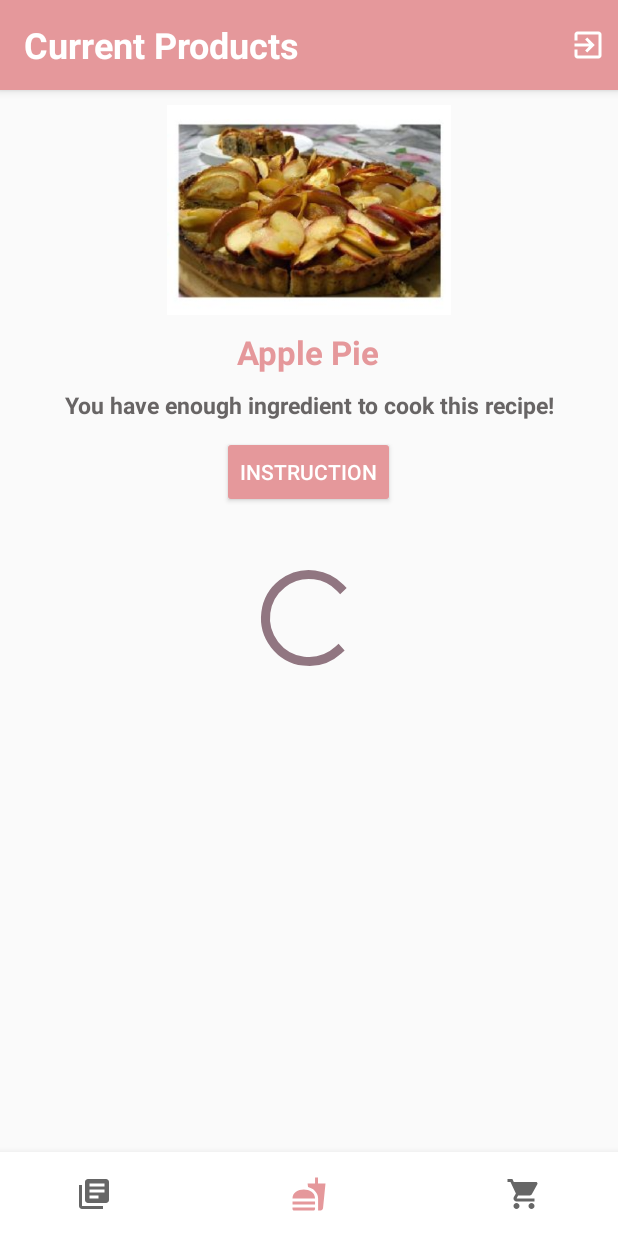
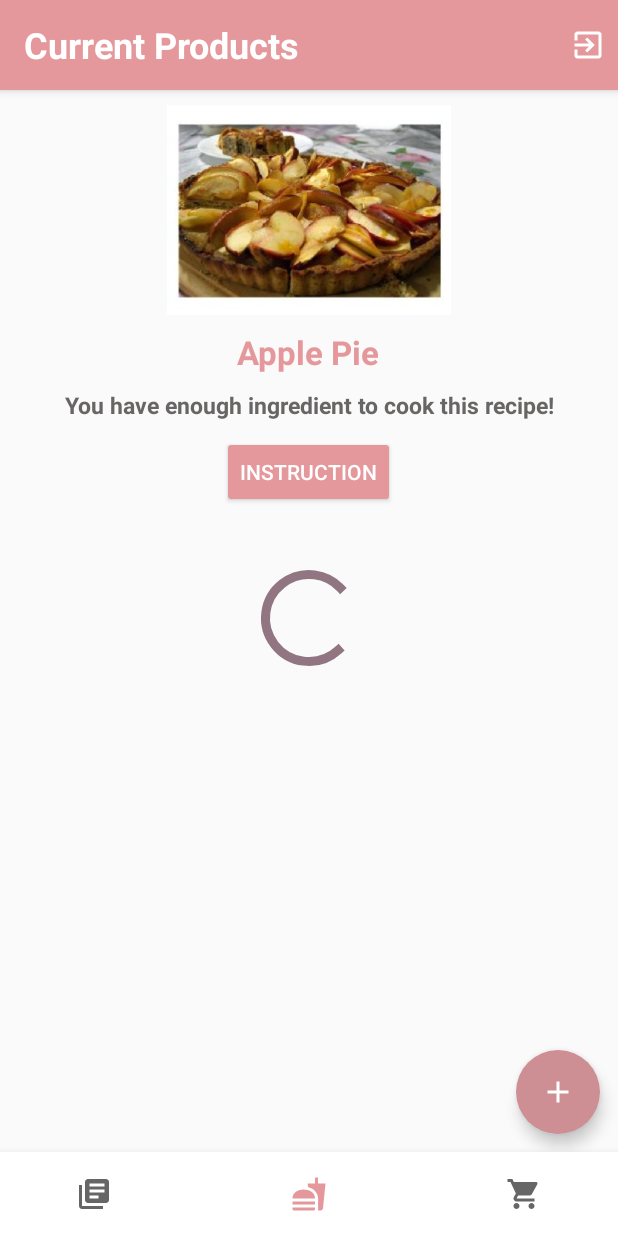
Before and after one commit to truonghh99/Kitchen-Assistant, an Android app: the fragment CurrentRecipeDetailFragment placed in its activity, on a phone screen of 412 x 824 dp. Run offline under Robolectric (Android 15) with nearby library versions, the phone set to English and light mode, and no system bars; libraries missing offline, so code that uses them is left out: com.parse, org.parceler; Roboto replaces fonts that are not available here; 14 statements that could not run were skipped.

Commit message:
Add floating menu for current recipe detail fragment

```diff
--- a/app/src/main/java/com/example/kitchen_assistant/fragments/CurrentRecipeDetailFragment.java
+++ b/app/src/main/java/com/example/kitchen_assistant/fragments/CurrentRecipeDetailFragment.java
@@ -25,6 +25,7 @@ import com.example.kitchen_assistant.helpers.GlideHelper;
 import com.example.kitchen_assistant.models.Ingredient;
 import com.example.kitchen_assistant.models.Recipe;
 import com.example.kitchen_assistant.storage.CurrentProducts;
+import com.google.android.material.floatingactionbutton.FloatingActionButton;
 
 import org.parceler.Parcels;
 
@@ -49,6 +50,10 @@ public class CurrentRecipeDetailFragment extends Fragment {
     private RecyclerView rvIngredients;
     private static IngredientAdapter adapter;
     private List<Ingredient> ingredients;
+    private FloatingActionButton btMenuOpen;
+    private FloatingActionButton btRemove;
+    private FloatingActionButton btCook;
+    private FloatingActionButton btShop;
 
     public CurrentRecipeDetailFragment() {
     }
@@ -78,6 +83,10 @@ public class CurrentRecipeDetailFragment extends Fragment {
         tvName = fragmentCurrentRecipeDetailBinding.tvName;
         btInstruction = fragmentCurrentRecipeDetailBinding.btInstruction;
         rvIngredients = fragmentCurrentRecipeDetailBinding.rvIngredients;
+        btMenuOpen = fragmentCurrentRecipeDetailBinding.btMenuOpen;
+        btCook = fragmentCurrentRecipeDetailBinding.btCook;
+        btRemove = fragmentCurrentRecipeDetailBinding.btRemove;
+        btShop = fragmentCurrentRecipeDetailBinding.btShop;
 
         ingredients = recipe.getIngredientList();
         adapter = new IngredientAdapter(getActivity(), ingredients);
@@ -95,8 +104,27 @@ public class CurrentRecipeDetailFragment extends Fragment {
             }
         });
 
+        btMenuOpen.setOnClickListener(new View.OnClickListener() {
+            @Override
+            public void onClick(View view) {
+                openOrCloseFabMenu();
+            }
+        });
         return fragmentCurrentRecipeDetailBinding.getRoot();
     }
+
+    private void openOrCloseFabMenu() {
+        if (btShop.getVisibility() == View.INVISIBLE) {
+            btCook.setVisibility(View.VISIBLE);
+            btRemove.setVisibility(View.VISIBLE);
+            btShop.setVisibility(View.VISIBLE);
+        } else {
+            btCook.setVisibility(View.INVISIBLE);
+            btRemove.setVisibility(View.INVISIBLE);
+            btShop.setVisibility(View.INVISIBLE);
+        }
+    }
+
 
     private void goToInstruction(String instruction) {
         DialogFragment dialogFragment = InstructionFragment.newInstance(instruction);
--- a/app/src/main/res/layout/fragment_current_recipe_detail.xml
+++ b/app/src/main/res/layout/fragment_current_recipe_detail.xml
@@ -1,6 +1,7 @@
 <?xml version="1.0" encoding="utf-8"?>
 <RelativeLayout xmlns:android="http://schemas.android.com/apk/res/android"
     xmlns:tools="http://schemas.android.com/tools"
+    xmlns:app="http://schemas.android.com/apk/res-auto"
     android:layout_width="match_parent"
     android:layout_height="match_parent"
     tools:context=".fragments.CurrentRecipeDetailFragment">
@@ -60,4 +61,64 @@
         android:layout_marginTop="10dp"
         android:layout_below="@id/btInstruction"/>
 
+    <com.google.android.material.floatingactionbutton.FloatingActionButton
+        android:id="@+id/btShop"
+        android:layout_width="wrap_content"
+        android:layout_height="wrap_content"
+        android:layout_above="@+id/btCook"
+        android:layout_alignParentRight="true"
+        android:layout_margin="12dp"
+        android:layout_marginStart="16dp"
+        android:layout_marginTop="16dp"
+        android:layout_marginEnd="16dp"
+        android:visibility="invisible"
+        android:layout_marginBottom="16dp"
+        android:backgroundTint="@color/pastelPink0"
+        app:borderWidth="0dp"
+        android:src="@drawable/ic_shop" />
+
+    <com.google.android.material.floatingactionbutton.FloatingActionButton
+        android:id="@+id/btCook"
+        android:layout_width="wrap_content"
+        android:layout_height="wrap_content"
+        android:layout_above="@+id/btRemove"
+        android:layout_alignParentRight="true"
+        android:layout_margin="12dp"
+        android:layout_marginStart="16dp"
+        android:layout_marginTop="16dp"
+        android:layout_marginEnd="16dp"
+        android:layout_marginBottom="16dp"
+        android:visibility="invisible"
+        android:backgroundTint="@color/pastelPink1"
+        app:borderWidth="0dp"
+        android:src="@drawable/ic_cook" />
+
+    <com.google.android.material.floatingactionbutton.FloatingActionButton
+        android:id="@+id/btRemove"
+        android:layout_width="wrap_content"
+        android:layout_height="wrap_content"
+        android:layout_above="@+id/btMenuOpen"
+        android:layout_alignParentRight="true"
+        android:layout_margin="12dp"
+        android:layout_marginStart="16dp"
+        android:layout_marginTop="16dp"
+        android:layout_marginEnd="16dp"
+        android:visibility="invisible"
+        android:layout_marginBottom="16dp"
+        android:backgroundTint="@color/pastelPink2"
+        app:borderWidth="0dp"
+        android:src="@drawable/ic_remove" />
+
+    <com.google.android.material.floatingactionbutton.FloatingActionButton
+        android:id="@+id/btMenuOpen"
+        android:layout_width="wrap_content"
+        android:layout_height="wrap_content"
+        android:layout_alignParentRight="true"
+        android:layout_alignParentBottom="true"
+        android:layout_gravity="end|bottom"
+        android:layout_margin="12dp"
+        android:backgroundTint="@color/pastelPink3"
+        app:borderWidth="0dp"
+        android:src="@drawable/ic_add" />
+
 </RelativeLayout>
```
